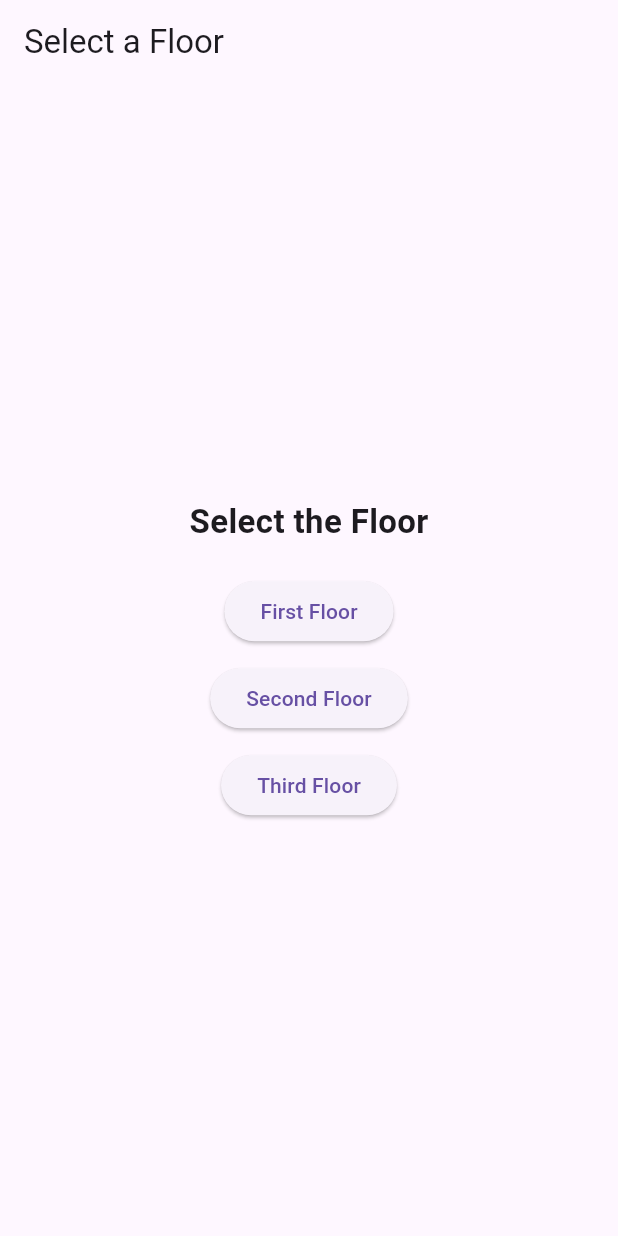
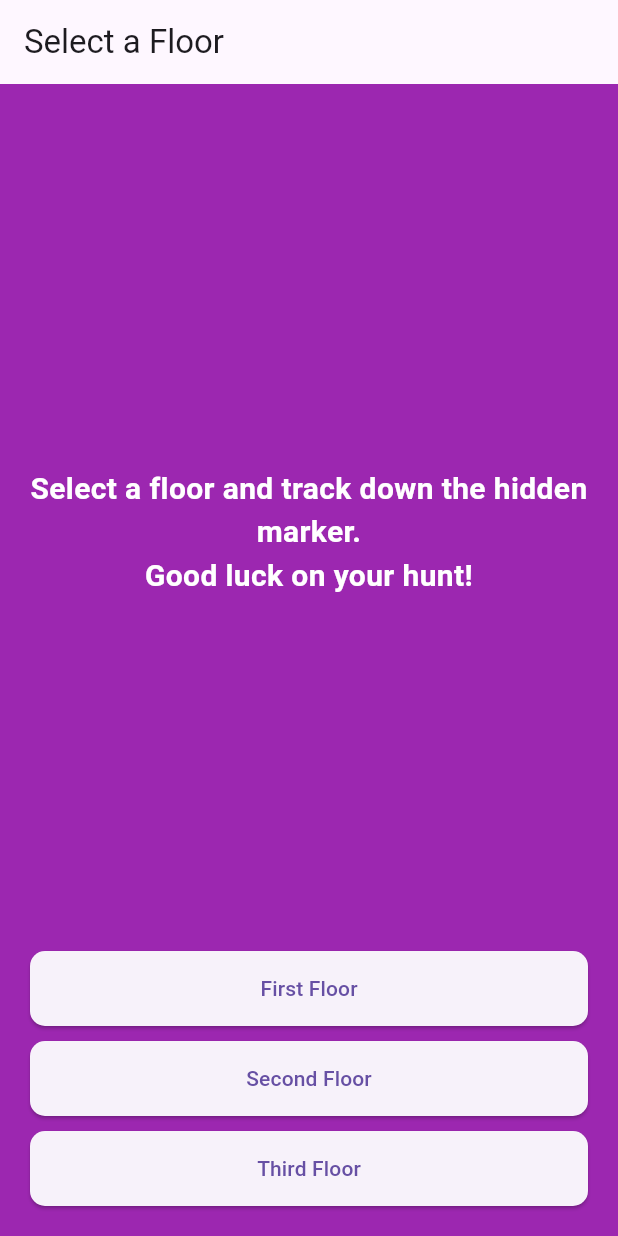
Before and after one commit to josephaycock/scavenger_hunt_pft, a Flutter app: the screen it shows after launch, on a phone screen of 412 x 824 dp. Run offline on Flutter 3.47's test engine with Material 3 defaults, Android fonts, the light colour scheme and no system bars.

Commit message:
change the select floor screen

```diff
--- a/lib/floor_selection_screen.dart
+++ b/lib/floor_selection_screen.dart
@@ -6,19 +6,41 @@ class FloorSelectionScreen extends StatelessWidget {
   Widget build(BuildContext context) {
     return Scaffold(
       appBar: AppBar(title: Text("Select a Floor")),
-      body: Center(
-        // Ensures everything is centered
+      backgroundColor: Colors.purple, // Purple background
+      body: Padding(
+        padding: const EdgeInsets.symmetric(horizontal: 20, vertical: 20),
         child: Column(
-          mainAxisAlignment: MainAxisAlignment.center, // Centers vertically
-          crossAxisAlignment:
-              CrossAxisAlignment.center, // Ensures horizontal centering
           children: [
-            Text(
-              "Select the Floor",
-              style: TextStyle(fontSize: 22, fontWeight: FontWeight.bold),
+            // Intro text at the top
+            Expanded(
+              child: Center(
+                child: Text(
+                  "Select a floor and track down the hidden marker.\nGood luck on your hunt!",
+                  textAlign: TextAlign.center,
+                  style: TextStyle(
+                    fontSize: 20,
+                    fontWeight: FontWeight.bold,
+                    color: Colors.white,
                   ),
-            SizedBox(height: 20),
+                ),
+              ),
+            ),
+            // Buttons at the bottom center
+            Column(
+              mainAxisSize: MainAxisSize.min,
+              children: [
                 ElevatedButton(
+                  style: ElevatedButton.styleFrom(
+                    minimumSize: Size(
+                      double.infinity,
+                      50,
+                    ), // Full-width, height 50
+                    shape: RoundedRectangleBorder(
+                      borderRadius: BorderRadius.circular(
+                        10,
+                      ), // Rounded corners
+                    ),
+                  ),
                   onPressed:
                       () => Navigator.push(
                         context,
@@ -30,6 +52,12 @@ class FloorSelectionScreen extends StatelessWidget {
                 ),
                 SizedBox(height: 10),
                 ElevatedButton(
+                  style: ElevatedButton.styleFrom(
+                    minimumSize: Size(double.infinity, 50),
+                    shape: RoundedRectangleBorder(
+                      borderRadius: BorderRadius.circular(10),
+                    ),
+                  ),
                   onPressed:
                       () => Navigator.push(
                         context,
@@ -41,6 +69,12 @@ class FloorSelectionScreen extends StatelessWidget {
                 ),
                 SizedBox(height: 10),
                 ElevatedButton(
+                  style: ElevatedButton.styleFrom(
+                    minimumSize: Size(double.infinity, 50),
+                    shape: RoundedRectangleBorder(
+                      borderRadius: BorderRadius.circular(10),
+                    ),
+                  ),
                   onPressed:
                       () => Navigator.push(
                         context,
@@ -52,6 +86,8 @@ class FloorSelectionScreen extends StatelessWidget {
                 ),
               ],
             ),
+          ],
+        ),
       ),
     );
   }
```
Lines whose indentation alone changed are shown as unchanged.
